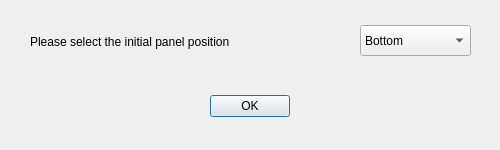
dangvd/ksmoothdock, file src/welcome_dialog.ui: the form before one commit.
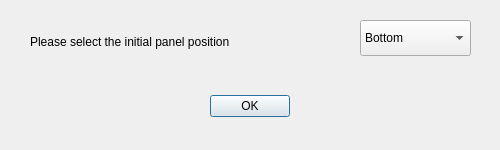
The form after the commit.

Commit message: M-V refactoring: Adjust WelcomeDialog UI #72

Diff of the .ui file:
```diff
--- a/src/welcome_dialog.ui
+++ b/src/welcome_dialog.ui
@@ -49,9 +49,9 @@
    <property name="geometry">
     <rect>
      <x>360</x>
-     <y>25</y>
+     <y>20</y>
      <width>111</width>
-     <height>31</height>
+     <height>36</height>
     </rect>
    </property>
    <property name="currentIndex">
```
